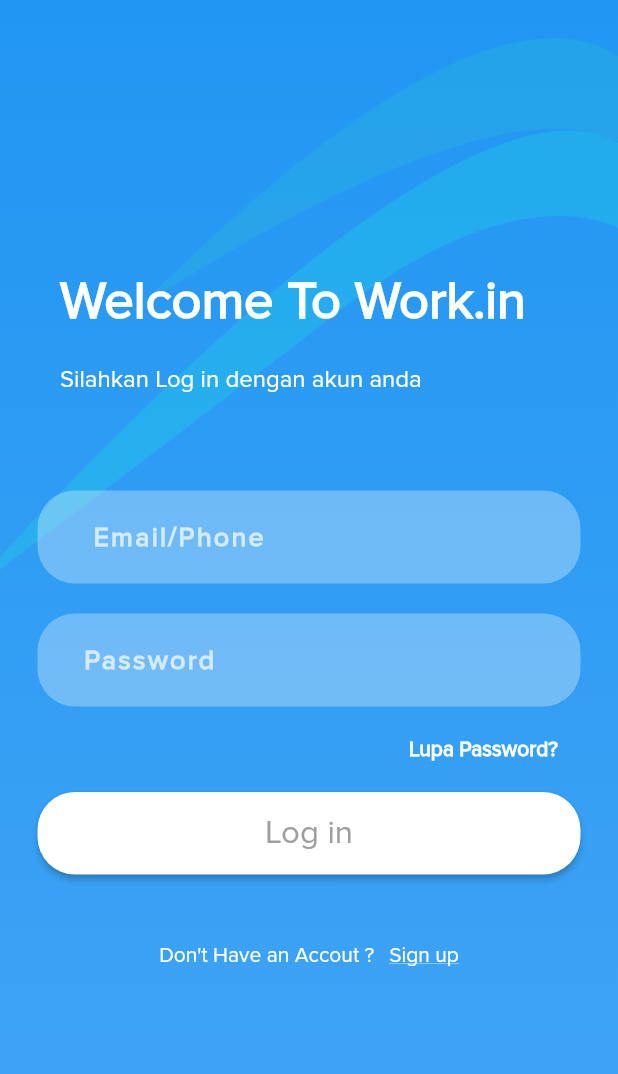
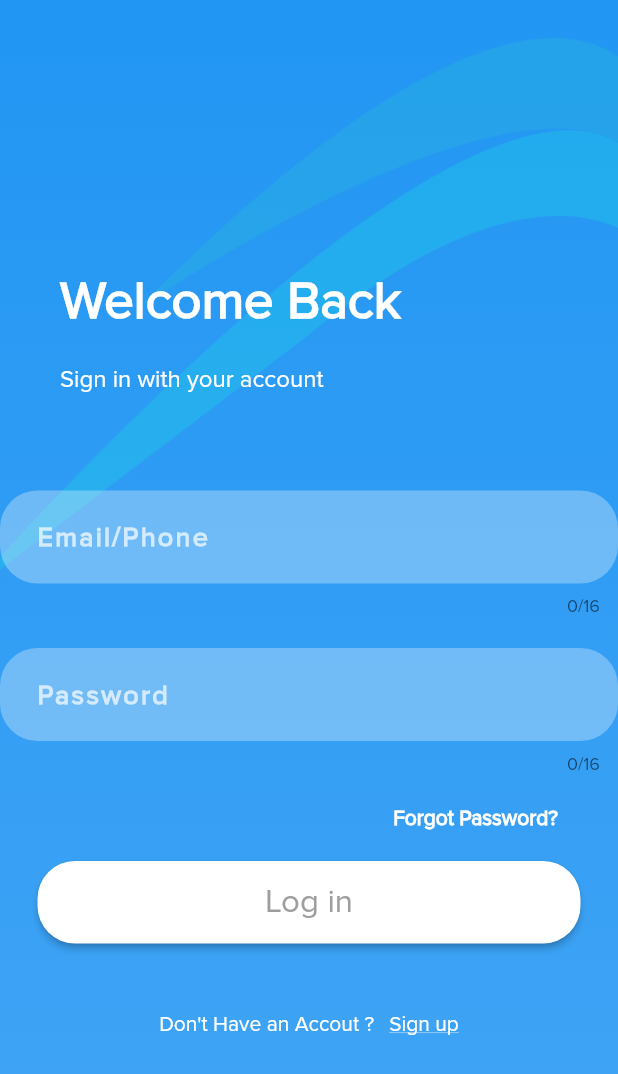
Before and after one commit to ahmadrzq/Kelompok-1, a Flutter app: the screen it shows after launch, on a phone screen of 412 x 824 dp. Shown: the top 1074 px of the screen. Run offline on Flutter 3.47's test engine with Material 2 defaults, Android fonts, the phone set to English and light mode, and no system bars.

Commit message:
index dan login

```diff
--- a/lib/index.dart
+++ b/lib/index.dart
@@ -1,6 +1,10 @@
 import 'package:flutter/material.dart';
 
 class HomeScreen extends StatefulWidget {
+    String nama;
+    String password;
+
+    HomeScreen({Key key, @required this.nama, @required this.password}): super(key: key);
   @override
   _HomeScreenState createState() => _HomeScreenState();
 }
@@ -11,6 +15,8 @@ class _HomeScreenState extends State<HomeScreen> {
     "Buka Lowongan",
     "Artikel",
   ];
+
+
 
   @override
   Widget build(BuildContext context) {
--- a/lib/login.dart
+++ b/lib/login.dart
@@ -1,5 +1,6 @@
 import 'package:flutter/material.dart';
 import 'package:mobile_solo/customwidget/customtextfield.dart';
+import 'package:mobile_solo/index.dart';
 
 class Loginscreen extends StatefulWidget {
   @override
@@ -7,6 +8,13 @@ class Loginscreen extends StatefulWidget {
 }
 
 class _LoginscreenState extends State<Loginscreen> {
+  final myUsernameController = TextEditingController();
+  final myPasswordController = TextEditingController();
+  String nUsername, nPassword;
+
+  //tambahkan form
+  final _formKey = GlobalKey<FormState>();
+
   @override
   Widget build(BuildContext context) {
     return Scaffold(
@@ -20,6 +28,8 @@ class _LoginscreenState extends State<Loginscreen> {
               begin: Alignment.bottomCenter,
               end: Alignment.topCenter),
         ),
+        child: Form(
+          key: _formKey,
           child: Center(
             child: Column(
               children: <Widget>[
@@ -32,7 +42,7 @@ class _LoginscreenState extends State<Loginscreen> {
                       width: 40,
                     ),
                     Text(
-                    'Welcome To Work.in',
+                      'Welcome Back',
                       style: TextStyle(
                           color: Colors.white,
                           fontWeight: FontWeight.bold,
@@ -49,7 +59,7 @@ class _LoginscreenState extends State<Loginscreen> {
                       width: 40,
                     ),
                     Text(
-                    'Silahkan Log in dengan akun anda',
+                      'Sign in with your account',
                       style: TextStyle(color: Colors.white, fontSize: 16),
                     )
                   ],
@@ -57,16 +67,83 @@ class _LoginscreenState extends State<Loginscreen> {
                 SizedBox(
                   height: 65,
                 ),
-              CustomTextField(
-                issecured: false,
-                hint: '    Email/Phone',
+                TextFormField(
+                  validator: (String value) {
+                    if (value.isEmpty) {
+                      return 'Harap Masukin Email/Phone';
+                    }
+                    return null;
+                  },
+                  cursorColor: Colors.white,
+                  style: TextStyle(color: Colors.white),
+                  maxLength: 16,
+                  maxLengthEnforced: true,
+                  controller: myUsernameController,
+                  decoration: InputDecoration(
+                    disabledBorder: OutlineInputBorder(
+                      borderSide: BorderSide(color: Colors.transparent),
+                      borderRadius: BorderRadius.circular(25),
+                    ),
+                    hintText: '  Email/Phone',
+                    hintStyle: TextStyle(
+                        fontSize: 18,
+                        letterSpacing: 1.5,
+                        color: Colors.white70,
+                        fontWeight: FontWeight.w900),
+                    filled: true,
+                    hoverColor: Colors.transparent,
+                    focusColor: Colors.transparent,
+                    fillColor: Colors.white.withOpacity(.3),
+                    border: OutlineInputBorder(
+                      borderSide: BorderSide(color: Colors.transparent),
+                      borderRadius: BorderRadius.circular(25),
+                    ),
+                    enabledBorder: OutlineInputBorder(
+                      borderSide: BorderSide(color: Colors.transparent),
+                      borderRadius: BorderRadius.circular(25),
+                    ),
+                  ),
                 ),
                 SizedBox(
                   height: 20,
                 ),
-              CustomTextField(
-                hint: '   Password',
-                issecured: true,
+                TextFormField(
+                  validator: (String value) {
+                    if (value.isEmpty) {
+                      return '   Harap Masukin Password';
+                    }
+                    return null;
+                  },
+                  cursorColor: Colors.white,
+                  style: TextStyle(color: Colors.white),
+                  maxLength: 16,
+                  maxLengthEnforced: true,
+                  controller: myPasswordController,
+                  obscureText: true,
+                  decoration: InputDecoration(
+                    disabledBorder: OutlineInputBorder(
+                      borderSide: BorderSide(color: Colors.transparent),
+                      borderRadius: BorderRadius.circular(25),
+                    ),
+                    hintText: '  Password',
+                    hintStyle: TextStyle(
+                        fontSize: 18,
+                        letterSpacing: 1.5,
+                        color: Colors.white70,
+                        fontWeight: FontWeight.w900),
+                    filled: true,
+                    hoverColor: Colors.transparent,
+                    focusColor: Colors.transparent,
+                    fillColor: Colors.white.withOpacity(.3),
+                    border: OutlineInputBorder(
+                      borderSide: BorderSide(color: Colors.transparent),
+                      borderRadius: BorderRadius.circular(25),
+                    ),
+                    enabledBorder: OutlineInputBorder(
+                      borderSide: BorderSide(color: Colors.transparent),
+                      borderRadius: BorderRadius.circular(25),
+                    ),
+                  ),
                 ),
                 SizedBox(
                   height: 20,
@@ -78,7 +155,7 @@ class _LoginscreenState extends State<Loginscreen> {
                       onTap: () {},
                       child: Container(
                         child: Text(
-                        'Lupa Password?',
+                          'Forgot Password?',
                           style: TextStyle(
                               color: Colors.white, fontWeight: FontWeight.w700),
                         ),
@@ -100,7 +177,10 @@ class _LoginscreenState extends State<Loginscreen> {
                       height: 55,
                       child: RaisedButton(
                         onPressed: () {
+                          if (_formKey.currentState.validate()) {
                             Navigator.pushNamed(context, '/');
+                          }
+                          return false;
                         },
                         child: Text(
                           'Log in',
@@ -144,6 +224,7 @@ class _LoginscreenState extends State<Loginscreen> {
             ),
           ),
         ),
+      ),
     );
   }
 }
```
Lines whose indentation alone changed are shown as unchanged.
